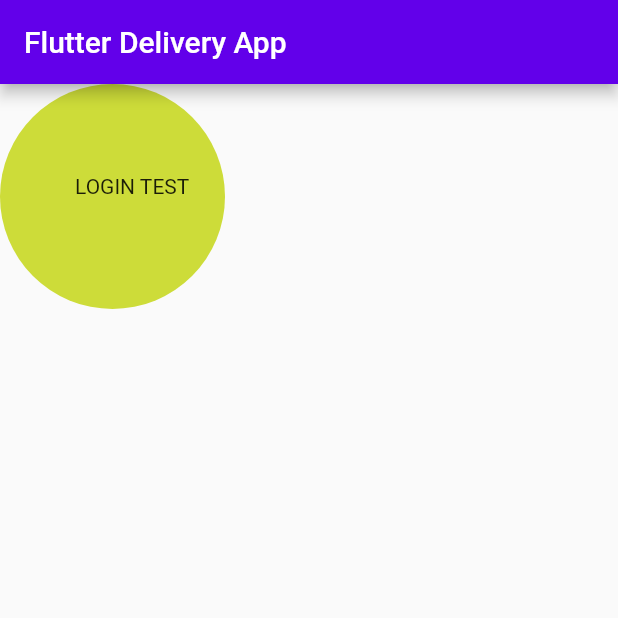
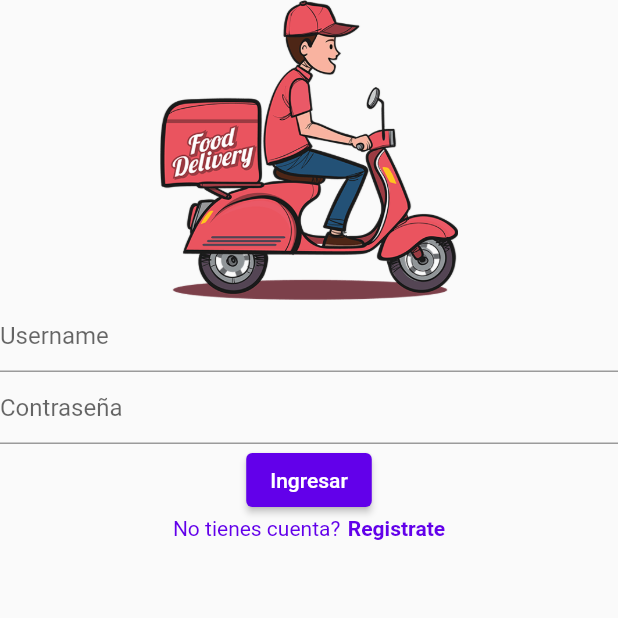
Before and after one commit to leandroadiez/FlutterDeliveryApp, a Flutter app: the screen it shows after launch, on a phone screen of 412 x 824 dp, the top half of it. Run offline on Flutter 3.47's test engine with Material 2 defaults, Android fonts, the phone set to English and light mode, and no system bars.

Commit message:
login page v1

```diff
--- a/flutter_demo/lib/src/login/login_page.dart
+++ b/flutter_demo/lib/src/login/login_page.dart
@@ -1,4 +1,5 @@
 import 'package:flutter/material.dart';
+import 'package:flutter_demo/src/utils/my_colors.dart';
 
 class LoginPage extends StatefulWidget {
   const LoginPage({super.key});
@@ -11,24 +12,48 @@ class _LoginPageState extends State<LoginPage> {
   @override
   Widget build(BuildContext context) {
     return Scaffold(
-      appBar: AppBar(
-        title: Text('Flutter Delivery App'),
-
-      ),
-      body: Stack(children: [
-        Container(
-            width: 150,
-            height: 150,
-            decoration: BoxDecoration(
-                borderRadius: BorderRadius.all(Radius.circular(135)),
-                color: Colors.lime
+      body: Container(
+        width: double.infinity,
+        child: Column(
+          children: [
+            Image.asset('assets/img/delivery.png',
+            width: 200,
+            height: 200),
+            const TextField(
+              decoration: InputDecoration(
+                hintText: 'Username',
+              ),
             ),
+            const TextField(
+                decoration: InputDecoration(
+                    hintText: 'Contraseña',
+                ),
+            ),
+            ElevatedButton(
+                onPressed: (){},
+                child: Text('Ingresar')),
+            Row(
+              mainAxisAlignment: MainAxisAlignment.center,
+              children: [
+                Text('No tienes cuenta?',
+                style: TextStyle(
+                  color: MyColors.primaryColor
+                )),
+                SizedBox(
+                  width: 5,
+                ),
+                Text(
+                    'Registrate',
+                    style: TextStyle(
+                      fontWeight: FontWeight.bold,
+                      color: MyColors.primaryColor
+                    )
+                )
+              ],
+            )
+          ],
         ),
-        Container(
-          margin: EdgeInsets.only(top: 60, left: 50),
-          child: Text('LOGIN TEST'),
-        ),
-      ],)
+      )
     );
   }
 }
--- a/flutter_demo/lib/src/utils/my_colors.dart
+++ b/flutter_demo/lib/src/utils/my_colors.dart
@@ -3,4 +3,5 @@ import 'package:flutter/material.dart';
 
 class MyColors {
   static Color primaryColor = const Color(0xFF6200EA);
+
 }
--- a/flutter_demo/pubspec.yaml
+++ b/flutter_demo/pubspec.yaml
@@ -64,7 +64,7 @@ flutter:
   #   - images/a_dot_ham.jpeg
 
   assets:
-    - assets/img
+    - assets/img/
 
   # An image asset can refer to one or more resolution-specific "variants", see
   # https://flutter.dev/assets-and-images/#resolution-aware
```
